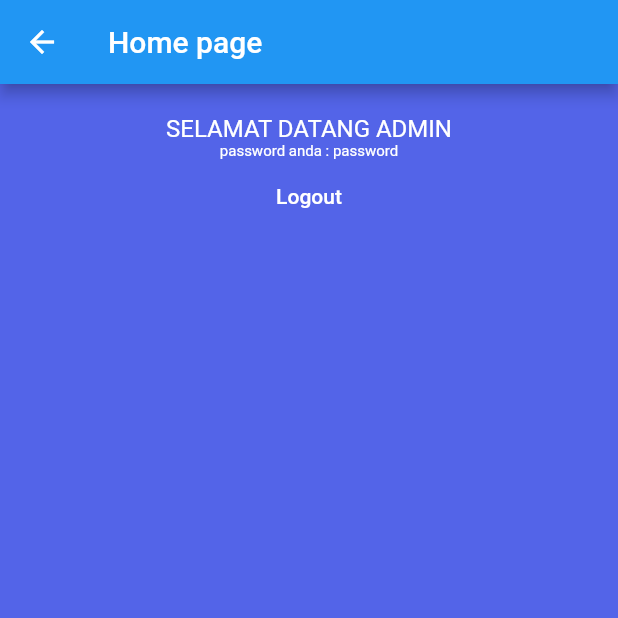
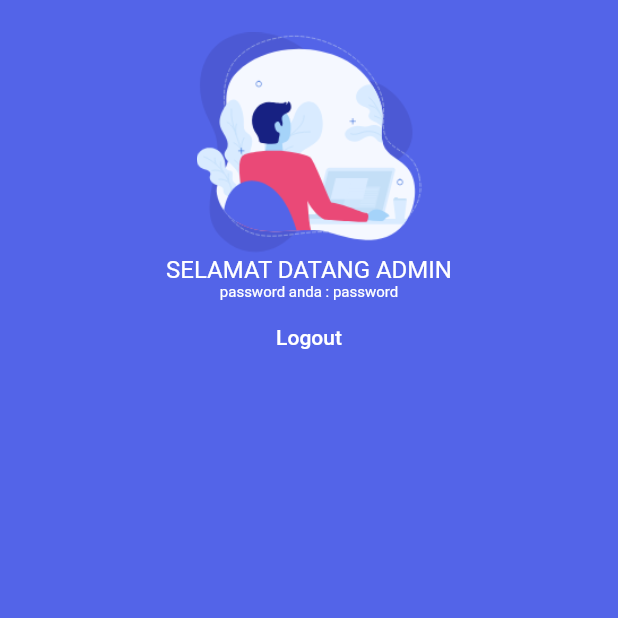
Before and after one commit to mamunisme/login_week2, a Flutter app: the Homepage screen opened by its route, on a phone screen of 412 x 824 dp, the top half of it. Run offline on Flutter 3.47's test engine with Material 2 defaults, Android fonts, the phone set to English and light mode, and no system bars.

Commit message:
ubah homepage

```diff
--- a/lib/screens/home_view.dart
+++ b/lib/screens/home_view.dart
@@ -6,7 +6,6 @@ class Homepage extends StatelessWidget {
 
  Widget build(BuildContext context) {
     return Scaffold(
-        appBar: AppBar(title: Text("Home page")),
         body: Container(
         color: ColorPalette.primaryColor,
         padding: EdgeInsets.all(20.0),
@@ -15,6 +14,7 @@ class Homepage extends StatelessWidget {
             Center(
               child: Column(
                 children: <Widget>[
+                  _iconHome(),
                   Text(
                     "SELAMAT DATANG ADMIN",
                   style: TextStyle(
@@ -47,4 +47,12 @@ class Homepage extends StatelessWidget {
       );
   }
 
+Widget _iconHome() {
+    return Image.asset(
+              "assets/images/icon.png",
+              width: 150.0,
+              height: 150.0,
+            );
+  }
+
 }
```
Also changed, not shown: assets/images/icon.png (added).
